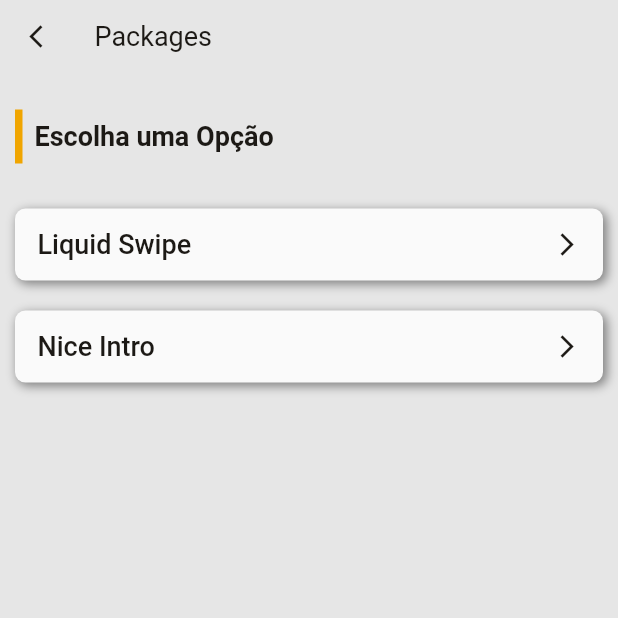
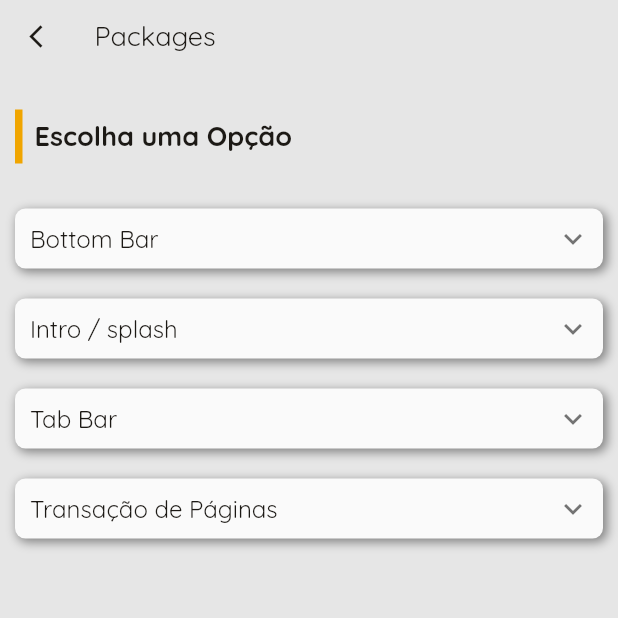
Before and after one commit to tobiassilva/flutter_tips, a Flutter app: the screen it shows after launch, after a tap on "Packages", on a phone screen of 412 x 824 dp, the top half of it. Run offline on Flutter 3.47's test engine with Material 2 defaults, Android fonts, the phone set to English and light mode, and no system bars; drawn by our look-alikes of expandable; our stand-ins replace animated_bottom_navigation_bar, font_awesome_flutter, liquid_swipe; missing offline and left inert: intro_views_flutter, nice_intro, widget_with_codeview.

Commit message:
intro_views_flutterV1

```diff
--- a/lib/globals/globals_vars.dart
+++ b/lib/globals/globals_vars.dart
@@ -5,7 +5,7 @@ class Variaveis {
 }
 
 class GlobalsStyles {
-  var fontePrincipal = '';
+  var fontePrincipal = 'Quicksand';
   var primaryColor = const Color.fromRGBO(240, 165, 0, 1);
   var secundaryColor = const Color.fromRGBO(230, 230, 230, 1);
   var tertiaryColor = const Color.fromRGBO(51, 71, 86, 1);
--- a/lib/pages/packages/globals_packages.dart
+++ b/lib/pages/packages/globals_packages.dart
@@ -1,4 +1,9 @@
-import 'package:flutter/material.dart';
+import 'listPackages/categoria42/intro_views_flutter/intro_views_flutter_code.dart';
+import 'listPackages/categoria42/intro_views_flutter/intro_views_flutter_infos.dart';
+import 'listPackages/categoria42/nice_intro/nice_intro_code.dart';
+import 'listPackages/categoria42/nice_intro/nice_intro_infos.dart';
+import 'listPackages/categoria80/liquid_swipe/liquid_swipe_code.dart';
+import 'listPackages/categoria80/liquid_swipe/liquid_swipe_infos.dart';
 
 class GlobalsPackages {
   List categoriasPackages = [
@@ -7,6 +12,9 @@ class GlobalsPackages {
     {
       "id": 10,
       "nome": "Bottom Bar",
+      "opcoes": [
+
+      ]
     },
     //c
     //d
@@ -18,6 +26,18 @@ class GlobalsPackages {
     {
       "id": 42,
       "nome": "Intro / splash",
+      "opcoes": [
+        {
+          "codigo": IntroViewsFlutterCode(),
+          "infos": IntroViewsFlutterInfos(),
+          "idCategoria": 42,
+        },
+        {
+          "codigo": NiceIntroCode(),
+          "infos": NiceIntroInfos(),
+          "idCategoria": 42,
+        },
+      ],
     },
     //j
     //k
@@ -33,10 +53,20 @@ class GlobalsPackages {
     {
       "id": 74,
       "nome": "Tab Bar",
+      "opcoes": [
+
+      ]
     },
     {
       "id": 80,
       "nome": "Transação de Páginas",
+      "opcoes": [
+        {
+          "codigo": LiquidSwipeCode(),
+          "infos": LiquidSwipeInfos(),
+          "idCategoria": 80,
+        },
+      ]
     },
     //u
     //v
--- a/lib/pages/packages/home_packages_widgets.dart
+++ b/lib/pages/packages/home_packages_widgets.dart
@@ -1,19 +1,20 @@
 import 'package:flutter/material.dart';
 import 'package:flutter_tips/globals/globals_vars.dart';
 import 'package:flutter_tips/globals/globals_widgets.dart';
+import 'package:flutter_tips/pages/packages/globals_packages.dart';
 
-import 'package:flutter_tips/pages/packages/listPackages/categoria42/nice_intro/nice_intro_code.dart';
-import 'package:flutter_tips/pages/packages/listPackages/categoria42/nice_intro/nice_intro_infos.dart';
-import 'listPackages/categoria80/liquid_swipe/liquid_swipe_code.dart';
-import 'listPackages/categoria80/liquid_swipe/liquid_swipe_infos.dart';
+import 'package:font_awesome_flutter/font_awesome_flutter.dart';
 import 'package:flutter_tips/pages/packages/view_package/view_package_page.dart';
 
+import 'package:expandable/expandable.dart';
 
 class HomePackagesWidgets {
   BuildContext context;
   HomePackagesWidgets(this.context);
 
-  List listPackages = [
+  final globalsPackages = GlobalsPackages();
+
+  /*List listPackages = [
     {
       "codigo": LiquidSwipeCode(),
       "infos": LiquidSwipeInfos(),
@@ -24,37 +25,44 @@ class HomePackagesWidgets {
       "infos": NiceIntroInfos(),
       "idCategoria": 42,
     },
+  ];*/
 
-  ];
-
-  Widget homePackagesWidgetsPrincipal(){
+  Widget homePackagesWidgetsPrincipal() {
     return ListView(
       shrinkWrap: true,
       children: [
         GlobalsWidgets().appBar(context, "Packages"),
-        const SizedBox(height: 5,),
+        const SizedBox(
+          height: 5,
+        ),
         _listaOpcoesWidget()
       ],
     );
   }
 
-  Widget _listaOpcoesWidget(){
+  Widget _listaOpcoesWidget() {
     return Container(
       margin: EdgeInsets.only(left: 10, right: 10, top: 0, bottom: 10),
       child: Column(
         children: [
-
-          SizedBox(height: 20,),
-          GlobalsWidgets().subtituloComBarra('Escolha uma Opção', GlobalsStyles().sizeSubtitulo),
-          SizedBox(height: 20,),
+          SizedBox(
+            height: 20,
+          ),
+          GlobalsWidgets().subtituloComBarra(
+              'Escolha uma Opção', GlobalsStyles().sizeSubtitulo),
+          SizedBox(
+            height: 20,
+          ),
+          //_listaPackages(),
           ListView.builder(
             shrinkWrap: true,
             physics: NeverScrollableScrollPhysics(),
-            itemCount: listPackages.length,
-            itemBuilder: (_, index){
+            itemCount: globalsPackages.categoriasPackages.length,
+            itemBuilder: (_, index) {
               return Container(
                 margin: EdgeInsets.only(top: 10, bottom: 10),
-                child: _cardPackagesOpcao(listPackages[index]),
+                child:
+                    _listaPackages(globalsPackages.categoriasPackages[index]),
               );
             },
           ),
@@ -63,26 +71,98 @@ class HomePackagesWidgets {
     );
   }
 
-  Widget _cardPackagesOpcao(_jsonPackage){
+  Widget _listaPackages(_jsonPackages) {
+    return ExpandableNotifier(
+      child: ScrollOnExpand(
+        scrollOnExpand: true,
+        scrollOnCollapse: true,
+        child: Container(
+          decoration: BoxDecoration(
+            boxShadow: [GlobalsWidgets().sombreadoBoxShadow()],
+            color: GlobalsStyles().cardsColor,
+            borderRadius: const BorderRadius.all(Radius.circular(7)),
+          ),
+          child: ExpandablePanel(
+            header: Container(
+                padding: EdgeInsets.all(10),
+                child: Text(
+                  _jsonPackages['nome'],
+                  style: TextStyle(
+                      color: GlobalsStyles().textColorForte,
+                      fontSize: GlobalsStyles().sizeTextMedio),
+                )),
+            collapsed: Container(),
+            expanded: Column(
+              crossAxisAlignment: CrossAxisAlignment.start,
+              children: <Widget>[
+                for (var _opcaoAtual in _jsonPackages['opcoes'])
+                  Padding(
+                      padding: EdgeInsets.only(bottom: 10, left: 10, right: 10),
+                      child: TextButton(
+                        style: TextButton.styleFrom(
+                          padding: const EdgeInsets.all(10),
+                        ),
+                        onPressed: () {
+                          Navigator.of(context).push(MaterialPageRoute(
+                              builder: (context) =>
+                                  ViewPackagePage(_opcaoAtual)));
+                        },
+                        child: Row(
+                          children: [
+                            Icon(
+                              FontAwesomeIcons.check,
+                              color: GlobalsStyles().primaryColor,
+                              size: GlobalsStyles().sizeText,
+                            ),
+                            SizedBox(width: 15,),
+                            Expanded(
+                              child: Text(
+                                "${_opcaoAtual['infos'].nome}",
+                                style: TextStyle(
+                                    color: GlobalsStyles().textColorForte,
+                                    fontSize: GlobalsStyles().sizeText),
+                                softWrap: true,
+                                overflow: TextOverflow.fade,
+                              ),
+                            ),
+                          ],
+                        ),
+                      )),
+              ],
+            ),
+            /*builder: (_, collapsed, expanded) {
+                  return Padding(
+                    padding: EdgeInsets.only(left: 10, right: 10, bottom: 10),
+                    child: Expandable(
+                      collapsed: collapsed,
+                      expanded: expanded,
+                      theme: const ExpandableThemeData(crossFadePoint: 0),
+                    ),
+                  );
+                },*/
+          ),
+        ),
+      ),
+    );
+  }
+
+  Widget _cardPackagesOpcao(_jsonPackage) {
     return Row(
       children: [
         Expanded(
           child: Container(
             decoration: BoxDecoration(
-                boxShadow: [
-                  GlobalsWidgets().sombreadoBoxShadow()
-                ],
-                color: GlobalsStyles().cardsColor,
-                borderRadius: const BorderRadius.all(
-                     Radius.circular(7)
-                ),
+              boxShadow: [GlobalsWidgets().sombreadoBoxShadow()],
+              color: GlobalsStyles().cardsColor,
+              borderRadius: const BorderRadius.all(Radius.circular(7)),
             ),
             child: TextButton(
-              style: TextButton.styleFrom(padding: EdgeInsets.all(0),),
-              onPressed: (){
-                Navigator.of(context).push(
-                  MaterialPageRoute(builder: (context) => ViewPackagePage(_jsonPackage))
-                );
+              style: TextButton.styleFrom(
+                padding: EdgeInsets.all(0),
+              ),
+              onPressed: () {
+                Navigator.of(context).push(MaterialPageRoute(
+                    builder: (context) => ViewPackagePage(_jsonPackage)));
               },
               child: Padding(
                 padding: EdgeInsets.fromLTRB(15, 12, 15, 12),
@@ -97,7 +177,6 @@ class HomePackagesWidgets {
                         ),
                       ),
                     ),
-
                     Icon(
                       Icons.arrow_forward_ios,
                       color: GlobalsStyles().textColorForte,
@@ -112,5 +191,4 @@ class HomePackagesWidgets {
       ],
     );
   }
-
 }
--- /dev/null
+++ b/lib/pages/packages/listPackages/categoria42/intro_views_flutter/intro_views_flutter_code.dart
@@ -0,0 +1,133 @@
+import 'package:flutter/material.dart';
+import 'package:intro_views_flutter/intro_views_flutter.dart';
+
+class IntroViewsFlutterCode extends StatelessWidget {
+  final pages = [
+    PageViewModel(
+      pageColor: const Color(0xFF03A9F4),
+      // iconImageAssetPath: 'assets/air-hostess.png',
+      bubble: Image.asset('assets/images/packages/Scrapbooking_pana-400.png'),
+      body: const Text(
+        'Procurando os melhores lugares? Aí é com a Gente mesmo',
+        textAlign: TextAlign.center,
+      ),
+      title: const Text(
+        'Bora Viajar?',
+        textAlign: TextAlign.center,
+      ),
+      titleTextStyle: const TextStyle(color: Colors.white),
+      bodyTextStyle: const TextStyle(color: Colors.white),
+      mainImage: Image.asset(
+        'assets/images/packages/Scrapbooking_pana-400.png',
+        height: 285.0,
+        width: 285.0,
+        alignment: Alignment.center,
+      ),
+    ),
+    PageViewModel(
+      pageColor: const Color(0xFF8BC34A),
+      iconImageAssetPath: 'assets/images/packages/Current_location-400.png',
+      body: const Text(
+        'Escolha para onde ir, do conforto da sua casa',
+        textAlign: TextAlign.center,
+      ),
+      title: const Text(
+        'Achou?',
+        textAlign: TextAlign.center,
+      ),
+      mainImage: Image.asset(
+        'assets/images/packages/Current_location-400.png',
+        height: 285.0,
+        width: 285.0,
+        alignment: Alignment.center,
+      ),
+      titleTextStyle: const TextStyle(color: Colors.white),
+      bodyTextStyle: const TextStyle(color: Colors.white),
+    ),
+    PageViewModel(
+      pageBackground: Container(
+        decoration: const BoxDecoration(
+          gradient: LinearGradient(
+            stops: [0.0, 1.0],
+            begin: FractionalOffset.topCenter,
+            end: FractionalOffset.bottomCenter,
+            tileMode: TileMode.repeated,
+            colors: [
+              Colors.orange,
+              Colors.pinkAccent,
+            ],
+          ),
+        ),
+      ),
+      iconImageAssetPath: 'assets/images/packages/London_amico-400.png',
+      body: const Text(
+        'Agora só aproveitar, que o resto é com a gente :)',
+        textAlign: TextAlign.center,
+      ),
+      title: const Text(
+        'Prontinho!',
+        textAlign: TextAlign.center,
+      ),
+      mainImage: Image.asset(
+        'assets/images/packages/London_amico-400.png',
+        height: 285.0,
+        width: 285.0,
+        alignment: Alignment.center,
+      ),
+      titleTextStyle:
+          const TextStyle(color: Colors.white),
+      bodyTextStyle: const TextStyle(color: Colors.white),
+    ),
+  ];
+
+  @override
+  Widget build(BuildContext context) {
+    return MaterialApp(
+      debugShowCheckedModeBanner: false,
+      theme: ThemeData(fontFamily: 'ComforterBrush'),
+      home: Builder(
+        builder: (context) => IntroViewsFlutter(
+          pages,
+          showNextButton: true,
+          showBackButton: true,
+          onTapDoneButton: () {
+            // Use Navigator.pushReplacement if you want to dispose the latest route
+            // so the user will not be able to slide back to the Intro Views.
+            Navigator.push(
+              context,
+              MaterialPageRoute(builder: (_) => PaginaSeguinte()),
+            );
+          },
+          pageButtonTextStyles: const TextStyle(
+            color: Colors.white,
+            fontSize: 18.0,
+          ),
+        ),
+      ),
+    );
+  }
+}
+
+class PaginaSeguinte extends StatelessWidget {
+  const PaginaSeguinte({Key? key}) : super(key: key);
+
+  @override
+  Widget build(BuildContext context) {
+    return Scaffold(
+      backgroundColor: Colors.white,
+      body: Center(
+        child: TextButton(
+          onPressed: () => Navigator.pop(context),
+          child: Container(
+            color: Colors.blue,
+            padding: EdgeInsets.fromLTRB(15, 8, 15, 8),
+            child: Text(
+              'Voltar',
+              style: TextStyle(color: Colors.white, fontSize: 25),
+            ),
+          ),
+        ),
+      ),
+    );
+  }
+}
--- a/lib/pages/packages/listPackages/categoria42/nice_intro/nice_intro_infos.dart
+++ b/lib/pages/packages/listPackages/categoria42/nice_intro/nice_intro_infos.dart
@@ -8,7 +8,7 @@ class NiceIntroInfos {
   String versaoPackage = '0.1.4';
   String linkPackage = 'https://pub.dev/packages/nice_intro';
   //String linkGitHub = '/lib/pages/packages/listPackages/categoria42/nice_intrro/nice_intro_infos.dart';
-  String linkYoutube = '';
+  String linkYoutube = 'https://www.youtube.com/watch?v=-AUrjTLccdo&ab_channel=EiDev%21';
   int idCategoria = 42;
 
 
```
Also changed, not shown: assets/fonts/comforter_brush/OFL.txt (added, +93 -0 lines), assets/fonts/yuji_mai/OFL.txt (added, +93 -0 lines), lib/pages/packages/listPackages/categoria42/intro_views_flutter/intro_views_flutter_infos.dart (added, +16 -0 lines), pubspec.yaml (+17 -3 lines), assets/fonts/comforter_brush/ComforterBrush-Regular.ttf (added), assets/images/packages/Current_location-400.png (added), assets/images/packages/London_amico-400.png (added), assets/images/packages/Scrapbooking_pana-400.png (added), pubspec.lock, 3 other files.
